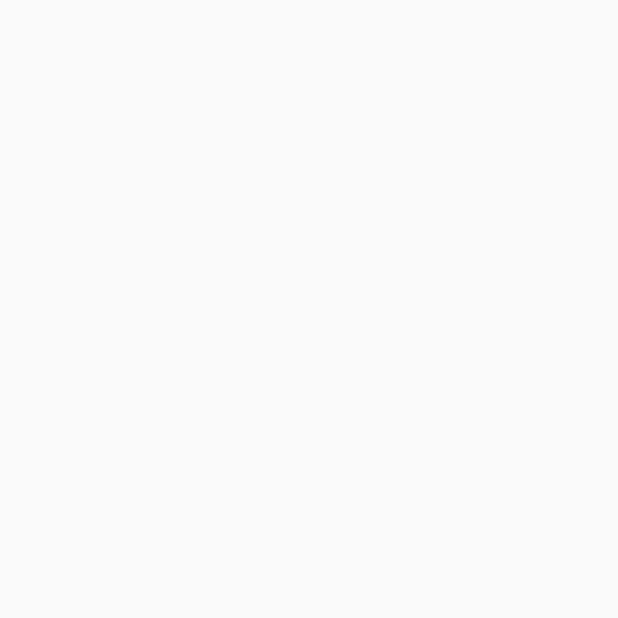
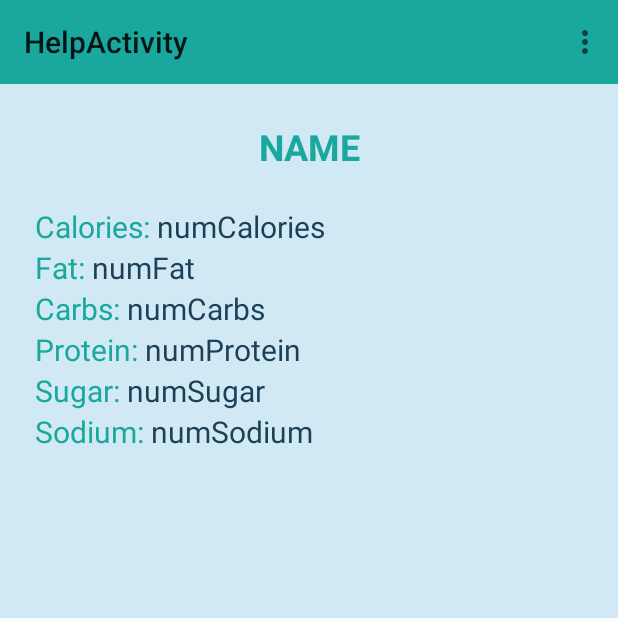
Before and after one commit to codegamc/NutrientBuddy, an Android app: the HelpActivity screen opened directly, with no data from a screen before it, on a phone screen of 412 x 824 dp, the top half of it. Before the commit the part shown is empty. Run offline under Robolectric (Android 15) with nearby library versions, the phone set to English and light mode, and no system bars.

Commit message:
Added navigation to Help activity

```diff
--- a/app/src/main/java/edu/cwru/students/nutrientbuddy/EditRecipeActivity.java
+++ b/app/src/main/java/edu/cwru/students/nutrientbuddy/EditRecipeActivity.java
@@ -89,6 +89,11 @@ public class EditRecipeActivity extends AppCompatActivity {
                 intent.putExtra("Text Entered", false);
                 startActivity(intent);
                 return true;
+            case R.id.action_help:
+                intent = new Intent(EditRecipeActivity.this, HelpActivity.class);
+                startActivity(intent);
+                return true;
+
 
             default:
                 return super.onOptionsItemSelected(item);
--- a/app/src/main/java/edu/cwru/students/nutrientbuddy/EditShoppingListActivity.java
+++ b/app/src/main/java/edu/cwru/students/nutrientbuddy/EditShoppingListActivity.java
@@ -86,6 +86,10 @@ public class EditShoppingListActivity extends AppCompatActivity {
                 intent.putExtra("Text Entered", false);
                 startActivity(intent);
                 return true;
+            case R.id.action_help:
+                intent = new Intent(EditShoppingListActivity.this, HelpActivity.class);
+                startActivity(intent);
+                return true;
 
             default:
                 return super.onOptionsItemSelected(item);
--- a/app/src/main/java/edu/cwru/students/nutrientbuddy/HelpActivity.java
+++ b/app/src/main/java/edu/cwru/students/nutrientbuddy/HelpActivity.java
@@ -26,4 +26,55 @@ import java.util.List;
 
 public class HelpActivity extends AppCompatActivity{
 
+    private OpenItemsMenuHandler openItemsMenuHandler;
+
+    @Override
+    protected void onCreate(Bundle savedInstanceState) {
+        super.onCreate(savedInstanceState);
+
+        setContentView(R.layout.activity_help);
+
+
+        Toolbar toolbar = (Toolbar) findViewById(R.id.toolbar);
+        setSupportActionBar(toolbar);
+
+        //////////////// Menu Bar Stuff
+        this.openItemsMenuHandler = new OpenItemsMenuHandler(this);
+    }
+
+
+    @Override
+    public boolean onCreateOptionsMenu(Menu menu) {
+        // Inflate the menu; this adds items to the action bar if it is present.
+        getMenuInflater().inflate(R.menu.main, menu);
+        return true;
+    }
+
+    @Override
+    public boolean onOptionsItemSelected(MenuItem item) {
+        Intent intent;
+        switch (item.getItemId()) {
+            case R.id.action_shoppingList:
+                intent = new Intent(HelpActivity.this, ShoppingListActivity.class);
+                startActivity(intent);
+                return true;
+            case R.id.action_barcode:
+                intent = new Intent(HelpActivity.this, BarcodeActivity.class);
+                startActivity(intent);
+                return true;
+            case R.id.action_recipe:
+                intent = new Intent(HelpActivity.this, RecipeListActivity.class);
+                startActivity(intent);
+                return true;
+            case R.id.action_home:
+                intent = new Intent(HelpActivity.this, SearchScreenActivity.class);
+                intent.putExtra("Text Entered", false);
+                startActivity(intent);
+                return true;
+
+            default:
+                return super.onOptionsItemSelected(item);
+        }
+    }
+
 }
--- a/app/src/main/java/edu/cwru/students/nutrientbuddy/MainActivity.java
+++ b/app/src/main/java/edu/cwru/students/nutrientbuddy/MainActivity.java
@@ -71,6 +71,10 @@ public class MainActivity extends AppCompatActivity {
                 Intent intent3 = new Intent(MainActivity.this, ShoppingListActivity.class);
                 startActivity(intent3);
                 return true;
+            case R.id.action_help:
+                intent = new Intent(MainActivity.this, HelpActivity.class);
+                startActivity(intent);
+                return true;
 
             default :
                 return super.onOptionsItemSelected(item);
--- a/app/src/main/java/edu/cwru/students/nutrientbuddy/RecipeListActivity.java
+++ b/app/src/main/java/edu/cwru/students/nutrientbuddy/RecipeListActivity.java
@@ -330,6 +330,10 @@ public class RecipeListActivity extends AppCompatActivity {
                 intent.putExtra("Text Entered", false);
                 startActivity(intent);
                 return true;
+            case R.id.action_help:
+                intent = new Intent(RecipeListActivity.this, HelpActivity.class);
+                startActivity(intent);
+                return true;
 
             default:
                 return super.onOptionsItemSelected(item);
--- a/app/src/main/java/edu/cwru/students/nutrientbuddy/SearchScreenActivity.java
+++ b/app/src/main/java/edu/cwru/students/nutrientbuddy/SearchScreenActivity.java
@@ -253,6 +253,10 @@ public class SearchScreenActivity extends AppCompatActivity{
                 intent.putExtra("Text Entered", false);
                 startActivity(intent);
                 return true;
+            case R.id.action_help:
+                intent = new Intent(SearchScreenActivity.this, HelpActivity.class);
+                startActivity(intent);
+                return true;
 
             default:
                 return super.onOptionsItemSelected(item);
--- a/app/src/main/java/edu/cwru/students/nutrientbuddy/ShoppingListActivity.java
+++ b/app/src/main/java/edu/cwru/students/nutrientbuddy/ShoppingListActivity.java
@@ -271,6 +271,10 @@ public class ShoppingListActivity extends AppCompatActivity {
                 intent.putExtra("Text Entered", false);
                 startActivity(intent);
                 return true;
+            case R.id.action_help:
+                intent = new Intent(ShoppingListActivity.this, HelpActivity.class);
+                startActivity(intent);
+                return true;
 
             default:
                 return super.onOptionsItemSelected(item);
--- a/app/src/main/java/edu/cwru/students/nutrientbuddy/ViewNutritionActivity.java
+++ b/app/src/main/java/edu/cwru/students/nutrientbuddy/ViewNutritionActivity.java
@@ -87,6 +87,10 @@ public class ViewNutritionActivity extends AppCompatActivity {
                 intent.putExtra("Text Entered", false);
                 startActivity(intent);
                 return true;
+            case R.id.action_help:
+                intent = new Intent(ViewNutritionActivity.this, HelpActivity.class);
+                startActivity(intent);
+                return true;
 
             default:
                 return super.onOptionsItemSelected(item);
--- a/app/src/main/java/edu/cwru/students/nutrientbuddy/ViewRecipeActivity.java
+++ b/app/src/main/java/edu/cwru/students/nutrientbuddy/ViewRecipeActivity.java
@@ -110,6 +110,10 @@ public class ViewRecipeActivity extends AppCompatActivity {
                 intent.putExtra("Text Entered", false);
                 startActivity(intent);
                 return true;
+            case R.id.action_help:
+                intent = new Intent(ViewRecipeActivity.this, HelpActivity.class);
+                startActivity(intent);
+                return true;
 
             default:
                 return super.onOptionsItemSelected(item);
--- a/app/src/main/java/edu/cwru/students/nutrientbuddy/ViewShopListItemActivity.java
+++ b/app/src/main/java/edu/cwru/students/nutrientbuddy/ViewShopListItemActivity.java
@@ -102,6 +102,10 @@ public class ViewShopListItemActivity extends AppCompatActivity {
                 intent.putExtra("Text Entered", false);
                 startActivity(intent);
                 return true;
+            case R.id.action_help:
+                intent = new Intent(ViewShopListItemActivity.this, HelpActivity.class);
+                startActivity(intent);
+                return true;
 
             default:
                 return super.onOptionsItemSelected(item);
--- /dev/null
+++ b/app/src/main/res/layout/activity_help.xml
@@ -0,0 +1,166 @@
+<?xml version="1.0" encoding="utf-8"?>
+<android.support.design.widget.CoordinatorLayout xmlns:android="http://schemas.android.com/apk/res/android"
+    xmlns:app="http://schemas.android.com/apk/res-auto"
+    xmlns:tools="http://schemas.android.com/tools"
+    android:layout_width="match_parent"
+    android:layout_height="match_parent"
+    android:fitsSystemWindows="true"
+    tools:context="edu.cwru.students.nutrientbuddy.ViewNutritionActivity"
+    android:id="@+id/layoutId"
+    android:background="#d1e9f4">
+
+    <android.support.v7.widget.Toolbar
+        android:id="@+id/toolbar"
+        android:layout_width="match_parent"
+        android:layout_height="?attr/actionBarSize"
+        app:popupTheme="@style/AppTheme.PopupOverlay"
+        android:background="#1aa89e"/>
+
+    <RelativeLayout
+        android:layout_width="match_parent"
+        android:layout_height="510dp"
+        android:layout_marginTop="55dp"
+        android:orientation="vertical">
+
+        <TextView
+            android:id="@+id/food_name"
+            android:layout_width="wrap_content"
+            android:layout_height="wrap_content"
+            android:layout_alignParentTop="true"
+            android:layout_centerHorizontal="true"
+            android:layout_marginTop="26dp"
+            android:text="NAME"
+            android:textAlignment="center"
+            android:textColor="#1aa89e"
+            android:textSize="24sp"
+            android:textStyle="bold" />
+
+        <TextView
+            android:layout_width="wrap_content"
+            android:layout_height="wrap_content"
+            android:layout_alignParentStart="true"
+            android:layout_below="@+id/food_name"
+            android:layout_marginStart="23dp"
+            android:layout_marginTop="23dp"
+            android:text="Calories: "
+            android:textSize="20sp"
+            android:textColor="#1aa89e"
+            android:id="@+id/calories" />
+
+        <TextView
+            android:id="@+id/numCalories"
+            android:layout_width="wrap_content"
+            android:layout_height="wrap_content"
+            android:layout_alignTop="@+id/calories"
+            android:layout_toEndOf="@+id/calories"
+            android:text="numCalories"
+            android:textSize="20sp"
+            android:textColor="#1b4057"/>
+
+        <TextView
+            android:id="@+id/fat"
+            android:layout_width="wrap_content"
+            android:layout_height="wrap_content"
+            android:layout_alignStart="@+id/calories"
+            android:layout_below="@+id/calories"
+            android:text="Fat: "
+            android:textSize="20sp"
+            android:textColor="#1aa89e"/>
+
+        <TextView
+            android:id="@+id/numFat"
+            android:layout_width="wrap_content"
+            android:layout_height="wrap_content"
+            android:layout_below="@+id/calories"
+            android:layout_toEndOf="@+id/fat"
+            android:text="numFat"
+            android:textSize="20sp"
+            android:textColor="#1b4057"/>
+
+        <TextView
+            android:id="@+id/carbs"
+            android:layout_width="wrap_content"
+            android:layout_height="wrap_content"
+            android:layout_alignStart="@+id/fat"
+            android:layout_below="@+id/fat"
+            android:text="Carbs: "
+            android:textSize="20sp"
+            android:textColor="#1aa89e"/>
+
+        <TextView
+            android:id="@+id/numCarbs"
+            android:layout_width="wrap_content"
+            android:layout_height="wrap_content"
+            android:layout_alignBaseline="@+id/carbs"
+            android:layout_alignBottom="@+id/carbs"
+            android:layout_toEndOf="@+id/carbs"
+            android:text="numCarbs"
+            android:textSize="20sp"
+            android:textColor="#1b4057"/>
+
+        <TextView
+            android:id="@+id/protein"
+            android:layout_width="wrap_content"
+            android:layout_height="wrap_content"
+            android:layout_alignStart="@+id/carbs"
+            android:layout_below="@+id/carbs"
+            android:text="Protein: "
+            android:textSize="20sp"
+            android:textColor="#1aa89e"/>
+
+        <TextView
+            android:id="@+id/numProtein"
+            android:layout_width="wrap_content"
+            android:layout_height="wrap_content"
+            android:layout_alignBaseline="@+id/protein"
+            android:layout_alignBottom="@+id/protein"
+            android:layout_toEndOf="@+id/protein"
+            android:text="numProtein"
+            android:textSize="20sp"
+            android:textColor="#1b4057"/>
+
+        <TextView
+            android:id="@+id/sugar"
+            android:layout_width="wrap_content"
+            android:layout_height="wrap_content"
+            android:layout_alignStart="@+id/protein"
+            android:layout_below="@+id/protein"
+            android:text="Sugar: "
+            android:textSize="20sp"
+            android:textColor="#1aa89e"/>
+
+        <TextView
+            android:id="@+id/numSugar"
+            android:layout_width="wrap_content"
+            android:layout_height="wrap_content"
+            android:layout_alignBaseline="@+id/sugar"
+            android:layout_alignBottom="@+id/sugar"
+            android:layout_toEndOf="@+id/sugar"
+            android:text="numSugar"
+            android:textSize="20sp"
+            android:textColor="#1b4057"/>
+
+        <TextView
+            android:id="@+id/sodium"
+            android:layout_width="wrap_content"
+            android:layout_height="wrap_content"
+            android:layout_alignStart="@+id/sugar"
+            android:layout_below="@+id/sugar"
+            android:text="Sodium: "
+            android:textColor="#1aa89e"
+            android:textSize="20sp" />
+
+        <TextView
+            android:id="@+id/numSodium"
+            android:layout_width="wrap_content"
+            android:layout_height="wrap_content"
+            android:layout_alignBaseline="@+id/sodium"
+            android:layout_alignBottom="@+id/sodium"
+            android:layout_toEndOf="@+id/sodium"
+            android:text="numSodium"
+            android:textColor="#1b4057"
+            android:textSize="20sp" />
+
+    </RelativeLayout>
+
+</android.support.design.widget.CoordinatorLayout>
--- a/app/src/main/res/menu/main.xml
+++ b/app/src/main/res/menu/main.xml
@@ -25,4 +25,11 @@
         android:title="Barcode"
         app:showAsAction="never" />
 
+    <item
+        android:id="@+id/action_help"
+        android:orderInCategory="100"
+        android:title="Help"
+        app:showAsAction="never" />
+
+
 </menu>
```
